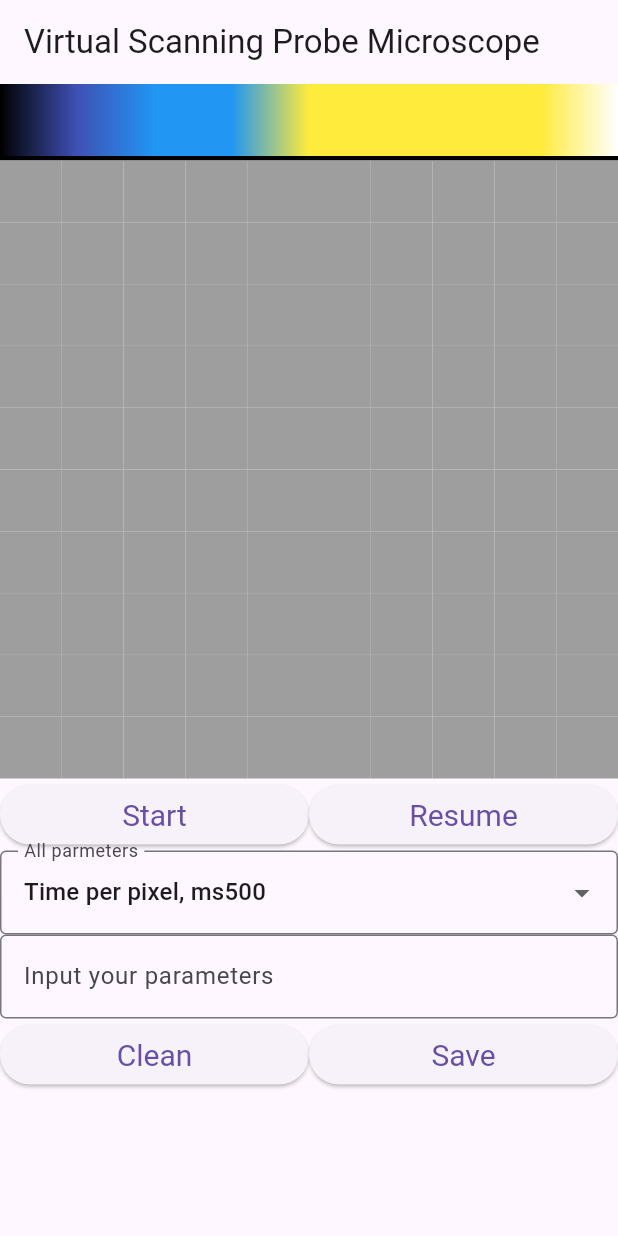
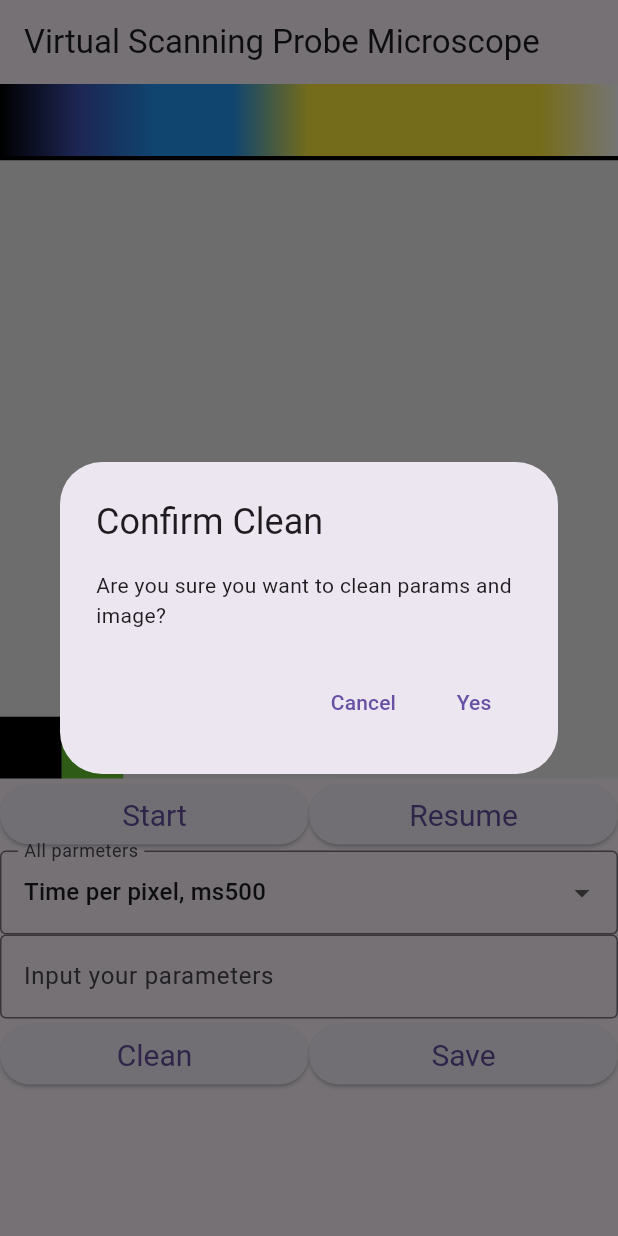
Before and after one commit to 110010110011/yanenko_diploma, a Flutter app: the screen it shows after launch, after a tap on "Start", after a tap on "Pause", after a tap on "Clean", on a phone screen of 412 x 824 dp. Run offline on Flutter 3.47's test engine with Material 3 defaults, Android fonts, the phone set to English and light mode, and no system bars; our stand-ins replace image_gallery_saver; network calls fail.

Commit message:
Clean confirm pop up

```diff
--- a/lib/main.dart
+++ b/lib/main.dart
@@ -3,8 +3,7 @@ import 'dart:convert';
 import 'dart:math';
 import 'package:flutter/services.dart';
 import 'package:my_app/saveImage.dart';
-import 'microscopeTransmission.dart';
-import 'saveImage.dart';
+import 'package:web_socket_channel/web_socket_channel.dart';
 import 'parametersActions.dart';
 import 'package:flutter/material.dart';
 
@@ -48,6 +47,10 @@ class _MyStatefulWidgetState extends State<MyStatefulWidget>
   late List<Color?> pixels;
   late int rowStartPoint;
 
+  final channel = WebSocketChannel.connect(
+    Uri.parse('ws://10.0.2.2:8080/ws'),
+  );
+
   @override
   void initState(){
     super.initState();
@@ -75,7 +78,6 @@ class _MyStatefulWidgetState extends State<MyStatefulWidget>
         colors.add(Color.fromARGB(255, pixel[0], pixel[1], pixel[2]));
       }
     }
-
     return colors;
   }
 
@@ -120,6 +122,57 @@ class _MyStatefulWidgetState extends State<MyStatefulWidget>
         timer.cancel();
       }
     });
+  }
+
+  Future<void> confirmationDialog(BuildContext context) async {
+    return showDialog<void>(
+      context: context,
+      barrierDismissible: false, // користувач має натиснути одну з кнопок
+      builder: (BuildContext context) {
+        return AlertDialog(
+          title: Text('Confirm Clean'),
+          content: SingleChildScrollView(
+            child: ListBody(
+              children: <Widget>[
+                Text('Are you sure you want to clean params and image?'),
+              ],
+            ),
+          ),
+          actions: <Widget>[
+            TextButton(
+              child: Text('Cancel'),
+              onPressed: () {
+                Navigator.of(context).pop(); // закриває діалогове вікно
+              },
+            ),
+            TextButton(
+              child: Text('Yes'),
+              onPressed: () {
+                setState(() {
+                  pixels = List.filled(100, Colors.grey[500]);
+                  index = 0;
+                  counter = 0;
+                  goRight = true;
+                  rowStartPoint = pixels.length - sqrt(pixels.length).toInt() - index;
+                  microscopeParams.timePerPxl = 500;
+                  microscopeParams.proportionalFeedback = 1;
+                  microscopeParams.integralFeedback = 1;
+                  microscopeParams.differentialFeedback = 1;
+                  microscopeParams.sizeInPxl = 10;
+                  microscopeParams.sizeInNm = 100;
+                  microscopeParams.sampleBias = 100;
+                  microscopeParams.tunnelingCurrent = 100;
+                  microscopeParams.sampleName = "";
+                  microscopeParams.tipName = ""; // Set params by default
+                });
+                Navigator.of(context).pop();
+                // Додайте код для збереження даних тут
+              },
+            ),
+          ],
+        );
+      },
+    );
   }
 
   void stopDrawing() {
@@ -178,7 +231,15 @@ class _MyStatefulWidgetState extends State<MyStatefulWidget>
                 textStyle: const TextStyle(fontSize: 20),
               ),
               onPressed: () {
-                //sendPOST(microscopeParams);
+                // var a = jsonEncode(microscopeParams);
+                //
+                // channel.sink.add(a);
+                // print('Data sent!');
+                //
+                // channel.stream.listen((message) {
+                //   print(message);
+                // });
+
                 drawPixelsRandomly();
                 isScanning = true;
               },
@@ -285,14 +346,7 @@ class _MyStatefulWidgetState extends State<MyStatefulWidget>
                 textStyle: const TextStyle(fontSize: 20),
               ),
               onPressed: () {
-                setState(() {
-                  pixels = List.filled(100, Colors.grey[500]);
-                  index = 0;
-                  counter = 0;
-                  // timer = microscopeParams.timePerPxl as Timer;
-                  goRight = true;
-                  rowStartPoint = pixels.length - sqrt(pixels.length).toInt() - index;
-                });
+                confirmationDialog(context);
               },
               child: Text('Clean'),
             ),
@@ -309,8 +363,7 @@ class _MyStatefulWidgetState extends State<MyStatefulWidget>
           ),
         ],
       ),
+    ]);
 
-
-    ]);
   }
 }
--- a/lib/parametersActions.dart
+++ b/lib/parametersActions.dart
@@ -1,3 +1,5 @@
+import 'dart:convert';
+
 class MicroscopeParams {
   late int timePerPxl = 500;
   late int proportionalFeedback = 1;
@@ -9,6 +11,19 @@ class MicroscopeParams {
   late int tunnelingCurrent = 100;
   late String sampleName = "";
   late String tipName = "";
+
+  Map toJson() => {
+    'timePerPxl': timePerPxl,
+    'proportionalFeedback': proportionalFeedback,
+    'integralFeedback': integralFeedback,
+    'differentialFeedback': differentialFeedback,
+    'sizeInPxl': sizeInPxl,
+    'sizeInNm': sizeInNm,
+    'sampleBias': sampleBias,
+    'tunnelingCurrent': tunnelingCurrent,
+    'sampleName': sampleName,
+    'tipName': tipName,
+  };
 
 
   void setValue(String input, String? dropdownSelectedValue) {
--- a/pubspec.yaml
+++ b/pubspec.yaml
@@ -37,6 +37,8 @@ dependencies:
   # Use with the CupertinoIcons class for iOS style icons.
   cupertino_icons: ^1.0.2
   http: ^1.2.1
+  web_socket_client: ^0.1.2
+  web_socket_channel: ^2.4.5
 
 dev_dependencies:
   flutter_test:
```
Also changed, not shown: lib/microscopeTransmission.dart (deleted, +0 -32 lines), pubspec.lock.
